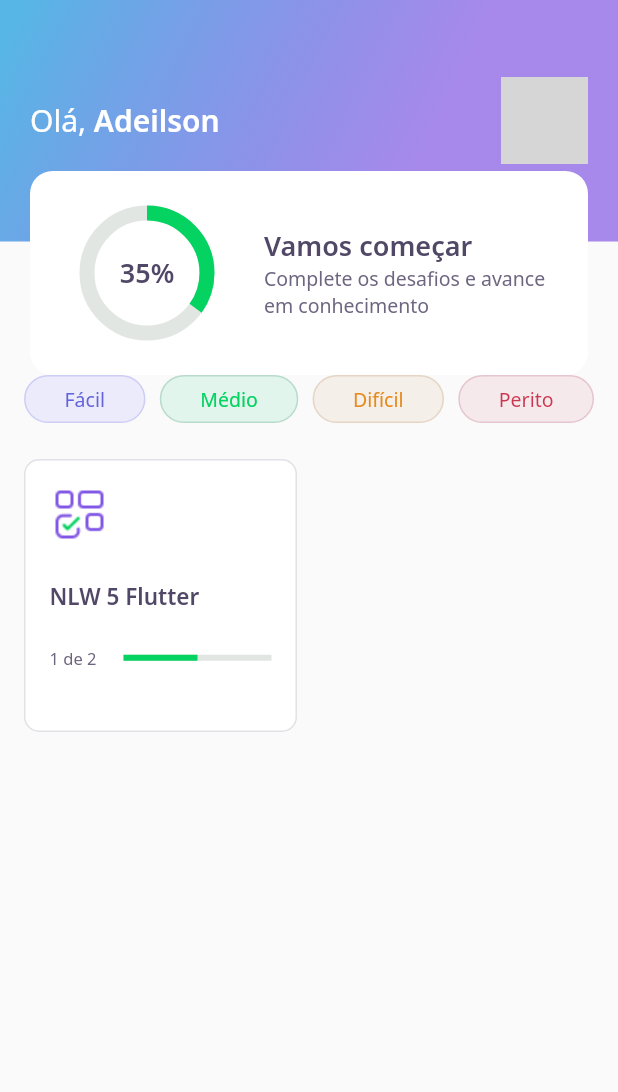
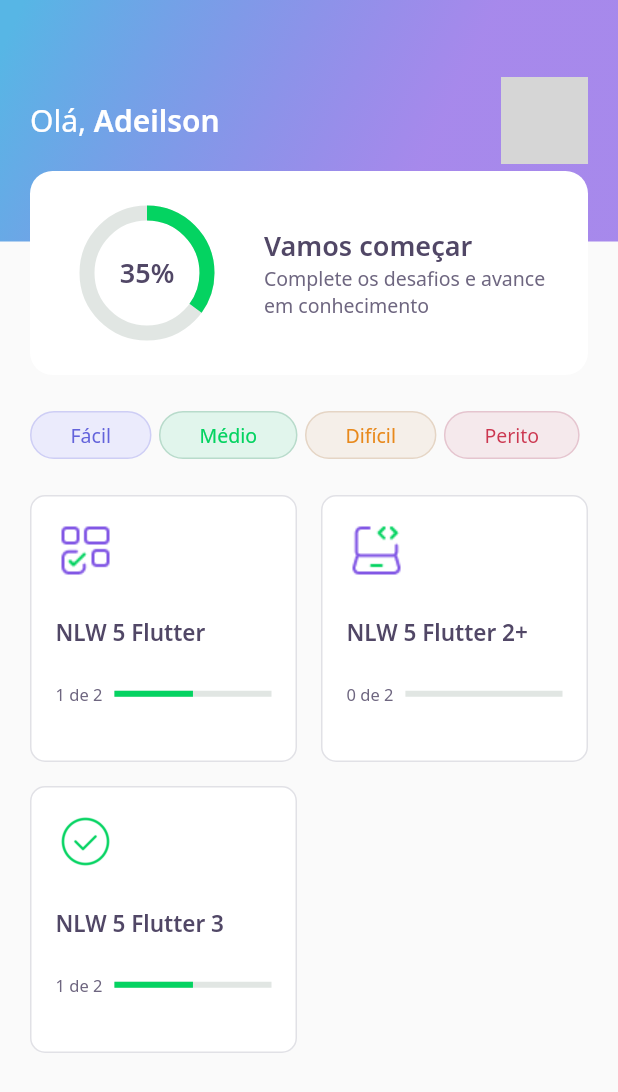
Before and after one commit to AdeilsonESilva/rocketseat-nlw-05, a Flutter app: the screen it shows after launch, on a phone screen of 412 x 824 dp. Shown: the top 1092 px of the screen. Run offline on Flutter 3.47's test engine with Material 2 defaults, Android fonts, the phone set to English and light mode, and no system bars; our stand-ins replace google_fonts; accounts and stored records are empty; network calls fail; grey boxes are pictures that could not be loaded.

Commit message:
acerto iOS

```diff
--- a/flutter/assets/database/quizzes.json
+++ b/flutter/assets/database/quizzes.json
@@ -42,5 +42,93 @@
                 ]
             }
         ]
+    },
+    {
+        "title": "NLW 5 Flutter 2+",
+        "image": "laptop",
+        "questionAnswered": 0,
+        "level": "facil",
+        "questions": [
+            {
+                "title": "Está curtindo o Flutter",
+                "awnsers": [
+                    {
+                        "title": "Estou curtindo"
+                    },
+                    {
+                        "title": "Amando Flutter"
+                    },
+                    {
+                        "title": "Muito top"
+                    },
+                    {
+                        "title": "Show de bola!",
+                        "isRight": true
+                    }
+                ]
+            },
+            {
+                "title": "Está curtindo o Flutter",
+                "awnsers": [
+                    {
+                        "title": "Estou curtindo"
+                    },
+                    {
+                        "title": "Amando Flutter"
+                    },
+                    {
+                        "title": "Muito top"
+                    },
+                    {
+                        "title": "Show de bola!",
+                        "isRight": true
+                    }
+                ]
+            }
+        ]
+    },
+    {
+        "title": "NLW 5 Flutter 3",
+        "image": "check",
+        "questionAnswered": 1,
+        "level": "facil",
+        "questions": [
+            {
+                "title": "Está curtindo o Flutter",
+                "awnsers": [
+                    {
+                        "title": "Estou curtindo"
+                    },
+                    {
+                        "title": "Amando Flutter"
+                    },
+                    {
+                        "title": "Muito top"
+                    },
+                    {
+                        "title": "Show de bola!",
+                        "isRight": true
+                    }
+                ]
+            },
+            {
+                "title": "Está curtindo o Flutter",
+                "awnsers": [
+                    {
+                        "title": "Estou curtindo"
+                    },
+                    {
+                        "title": "Amando Flutter"
+                    },
+                    {
+                        "title": "Muito top"
+                    },
+                    {
+                        "title": "Show de bola!",
+                        "isRight": true
+                    }
+                ]
+            }
+        ]
     }
 ]
--- a/flutter/lib/core/app_images.dart
+++ b/flutter/lib/core/app_images.dart
@@ -1,10 +1,15 @@
 class AppImages {
-  static String get hierarchy => "assets/images/hierarchy.png";
-  static String get data => "assets/images/data.png";
-  static String get laptop => "assets/images/laptop.png";
-  static String get blocks => "assets/images/blocks.png";
-  static String get check => "assets/images/check.png";
-  static String get error => "assets/images/error.png";
-  static String get trophy => "assets/images/trophy.png";
+  static final source = {
+    "hierarchy": "assets/images/hierarchy.png",
+    "data": "assets/images/data.png",
+    "laptop": "assets/images/laptop.png",
+    "blocks": "assets/images/blocks.png",
+    "check": "assets/images/check.png",
+    "error": "assets/images/error.png",
+    "trophy": "assets/images/trophy.png",
+    "logo": "assets/images/logo.png",
+  };
+
+  static String get notFound => "assets/images/blocks.png";
   static String get logo => "assets/images/logo.png";
 }
--- a/flutter/lib/home/home_page.dart
+++ b/flutter/lib/home/home_page.dart
@@ -42,22 +42,28 @@ class _HomePageState extends State<HomePage> {
       appBar: AppBarWidget(
         user: controller.user!,
       ),
-      body: Column(
+      body: Padding(
+        padding: const EdgeInsets.symmetric(horizontal: 20),
+        child: Column(
           children: [
-          Padding(
-            padding: const EdgeInsets.symmetric(horizontal: 16),
-            child: Row(
-              mainAxisAlignment: MainAxisAlignment.spaceBetween,
+            SizedBox(height: 24),
+            Container(
+              height: 32,
+              child: ListView(
+                scrollDirection: Axis.horizontal,
                 children: [
                   LeveButtonWidget(
                     label: "Fácil",
                   ),
+                  SizedBox(width: 5),
                   LeveButtonWidget(
                     label: "Médio",
                   ),
+                  SizedBox(width: 5),
                   LeveButtonWidget(
                     label: "Difícil",
                   ),
+                  SizedBox(width: 5),
                   LeveButtonWidget(
                     label: "Perito",
                   ),
@@ -70,7 +76,6 @@ class _HomePageState extends State<HomePage> {
                 crossAxisCount: 2,
                 crossAxisSpacing: 16,
                 mainAxisSpacing: 16,
-              padding: EdgeInsets.only(left: 16, right: 16, bottom: 16),
                 children: controller.quizzes!
                     .map(
                       (e) => QuizCardWidget(
@@ -78,12 +83,14 @@ class _HomePageState extends State<HomePage> {
                         completed:
                             "${e.questionAnswered} de ${e.questions.length}",
                         percent: e.questionAnswered / e.questions.length,
+                        image: e.image,
                       ),
                     )
                     .toList(),
               ),
-          )
+            ),
           ],
+        ),
       ),
     );
   }
--- a/flutter/lib/home/widgets/quiz_card/quiz_card_widget.dart
+++ b/flutter/lib/home/widgets/quiz_card/quiz_card_widget.dart
@@ -7,12 +7,14 @@ class QuizCardWidget extends StatelessWidget {
   final String title;
   final String completed;
   final double percent;
+  final String image;
 
   const QuizCardWidget({
     Key? key,
     required this.title,
     required this.completed,
     required this.percent,
+    required this.image,
   }) : super(key: key);
 
   @override
@@ -26,13 +28,14 @@ class QuizCardWidget extends StatelessWidget {
         color: AppColors.white,
         borderRadius: BorderRadius.circular(10),
       ),
+      child: SingleChildScrollView(
         child: Column(
           crossAxisAlignment: CrossAxisAlignment.start,
           children: [
             Container(
               width: 40,
               height: 40,
-            child: Image.asset(AppImages.blocks),
+              child: Image.asset(AppImages.source[image] ?? AppImages.notFound),
             ),
             SizedBox(height: 24),
             Text(
@@ -42,19 +45,18 @@ class QuizCardWidget extends StatelessWidget {
             SizedBox(height: 24),
             Row(
               children: [
-              Expanded(
-                child: Text(
+                Text(
                   completed,
                   style: AppTextStyles.body11,
                 ),
+                SizedBox(width: 8),
+                Expanded(
+                  child: ProgressIndicatorWidget(value: percent),
                 ),
-              Expanded(
-                flex: 2,
-                child: ProgressIndicatorWidget(value: percent),
-              )
               ],
-          )
+            ),
           ],
+        ),
       ),
     );
   }
```
Lines whose indentation alone changed are shown as unchanged.
